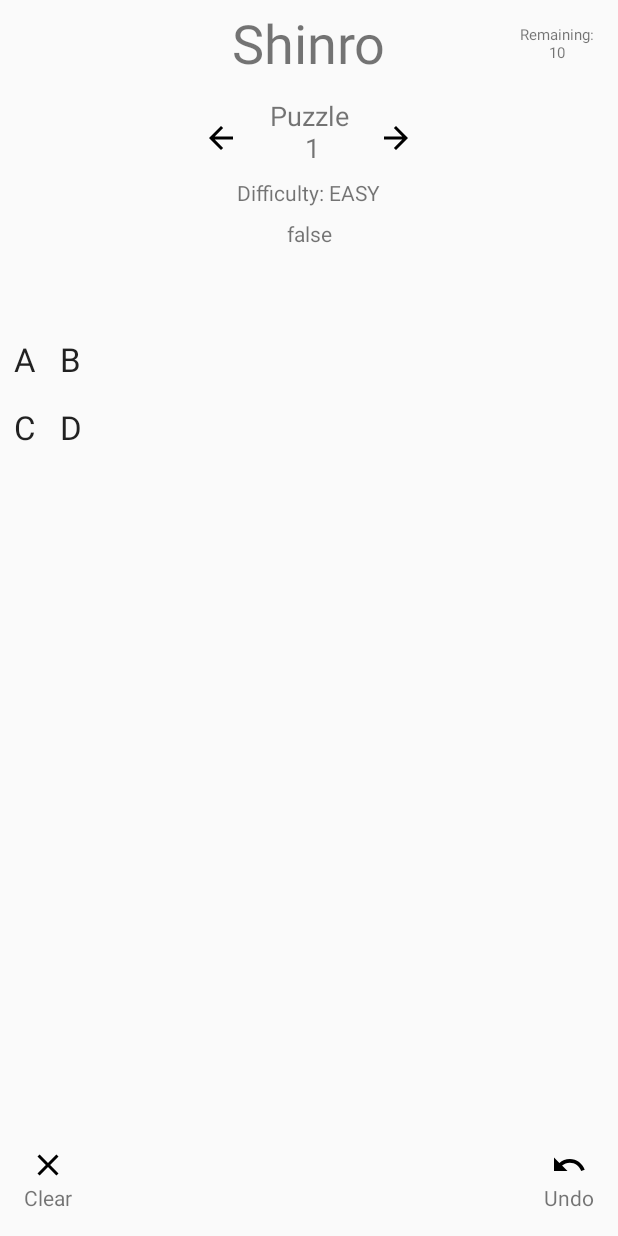
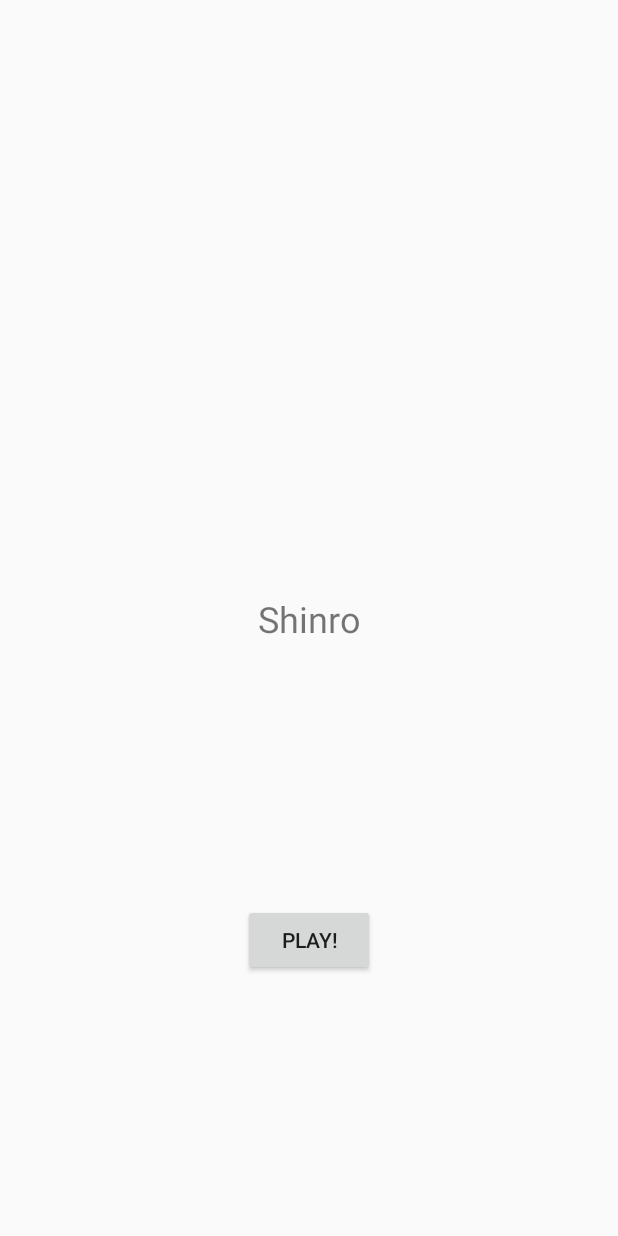
Before and after one commit to veyga/Shinro, an Android app: the screen it shows after launch (MainActivity), on a phone screen of 412 x 824 dp. Run offline under Robolectric (Android 15) with nearby library versions, the phone set to English and light mode, and no system bars; our stand-ins replace data binding.

Commit message:
title nav args

```diff
--- a/app/build.gradle
+++ b/app/build.gradle
@@ -1,8 +1,8 @@
 apply plugin: 'com.android.application'
-
 apply plugin: 'kotlin-android'
-
+apply plugin: 'kotlin-kapt'
 apply plugin: 'kotlin-android-extensions'
+apply plugin: "androidx.navigation.safeargs.kotlin"
 
 android {
     compileSdkVersion 29
--- /dev/null
+++ b/app/src/main/java/io/astefanich/shinro/ui/title/TitleFragment.kt
@@ -0,0 +1,35 @@
+package io.astefanich.shinro.ui.title
+
+
+import android.os.Bundle
+import androidx.fragment.app.Fragment
+import android.view.LayoutInflater
+import android.view.View
+import android.view.ViewGroup
+import androidx.databinding.DataBindingUtil
+import androidx.navigation.fragment.findNavController
+
+import io.astefanich.shinro.R
+import io.astefanich.shinro.databinding.TitleFragmentBinding
+
+/**
+ * A simple [Fragment] subclass.
+ */
+class TitleFragment : Fragment() {
+
+    override fun onCreateView(
+        inflater: LayoutInflater, container: ViewGroup?,
+        savedInstanceState: Bundle?
+    ): View? {
+        // Inflate the layout for this fragment
+        val binding: TitleFragmentBinding =
+            DataBindingUtil.inflate(inflater, R.layout.title_fragment, container, false)
+
+        binding.playButton.setOnClickListener{
+            findNavController().navigate(TitleFragmentDirections.actionTitleToGame(0))
+        }
+        return binding.root
+    }
+
+
+}
--- /dev/null
+++ b/app/src/main/res/anim/slide_in_right.xml
@@ -0,0 +1,25 @@
+<?xml version="1.0" encoding="utf-8"?><!--
+  ~ Copyright 2018, The Android Open Source Project
+  ~
+  ~ Licensed under the Apache License, Version 2.0 (the "License");
+  ~ you may not use this file except in compliance with the License.
+  ~ You may obtain a copy of the License at
+  ~
+  ~      http://www.apache.org/licenses/LICENSE-2.0
+  ~
+  ~ Unless required by applicable law or agreed to in writing, software
+  ~ distributed under the License is distributed on an "AS IS" BASIS,
+  ~ WITHOUT WARRANTIES OR CONDITIONS OF ANY KIND, either express or implied.
+  ~ See the License for the specific language governing permissions and
+  ~ limitations under the License.
+  -->
+
+<set xmlns:android="http://schemas.android.com/apk/res/android">
+
+    <translate
+        android:duration="700"
+        android:fromXDelta="100%"
+        android:fromYDelta="0%"
+        android:toXDelta="0%"
+        android:toYDelta="0%" />
+</set>
--- /dev/null
+++ b/app/src/main/res/anim/slide_out_left.xml
@@ -0,0 +1,25 @@
+<?xml version="1.0" encoding="utf-8"?><!--
+  ~ Copyright 2018, The Android Open Source Project
+  ~
+  ~ Licensed under the Apache License, Version 2.0 (the "License");
+  ~ you may not use this file except in compliance with the License.
+  ~ You may obtain a copy of the License at
+  ~
+  ~      http://www.apache.org/licenses/LICENSE-2.0
+  ~
+  ~ Unless required by applicable law or agreed to in writing, software
+  ~ distributed under the License is distributed on an "AS IS" BASIS,
+  ~ WITHOUT WARRANTIES OR CONDITIONS OF ANY KIND, either express or implied.
+  ~ See the License for the specific language governing permissions and
+  ~ limitations under the License.
+  -->
+
+<set xmlns:android="http://schemas.android.com/apk/res/android">
+
+    <translate
+        android:duration="700"
+        android:fromXDelta="0%"
+        android:fromYDelta="0%"
+        android:toXDelta="-100%"
+        android:toYDelta="0%" />
+</set>
--- /dev/null
+++ b/app/src/main/res/layout/title_fragment.xml
@@ -0,0 +1,35 @@
+<?xml version="1.0" encoding="utf-8"?>
+<layout xmlns:android="http://schemas.android.com/apk/res/android"
+    xmlns:app="http://schemas.android.com/apk/res-auto"
+    xmlns:tools="http://schemas.android.com/tools">
+
+    <androidx.constraintlayout.widget.ConstraintLayout
+        android:id="@+id/title_layout"
+        android:layout_width="match_parent"
+        android:layout_height="match_parent">
+
+
+        <TextView
+            android:id="@+id/title_text"
+            android:layout_width="wrap_content"
+            android:layout_height="wrap_content"
+            android:text="@string/app_name"
+            android:textSize="24sp"
+            app:layout_constraintBottom_toBottomOf="parent"
+            app:layout_constraintEnd_toEndOf="parent"
+            app:layout_constraintStart_toStartOf="parent"
+            app:layout_constraintTop_toTopOf="parent"
+            tools:text="@string/app_name" />
+
+        <Button
+            android:id="@+id/play_button"
+            android:layout_width="wrap_content"
+            android:layout_height="wrap_content"
+            android:text="@string/play"
+            app:layout_constraintBottom_toBottomOf="parent"
+            app:layout_constraintEnd_toEndOf="parent"
+            app:layout_constraintStart_toStartOf="parent"
+            app:layout_constraintTop_toBottomOf="@+id/title_text"
+            tools:text="@string/play" />
+    </androidx.constraintlayout.widget.ConstraintLayout>
+</layout>
--- a/app/src/main/res/navigation/nav_graph.xml
+++ b/app/src/main/res/navigation/nav_graph.xml
@@ -3,11 +3,29 @@
     xmlns:app="http://schemas.android.com/apk/res-auto"
     xmlns:tools="http://schemas.android.com/tools"
     android:id="@+id/nav_graph"
-    app:startDestination="@id/game_destination">
+    app:startDestination="@id/title_destination">
 
     <fragment
         android:id="@+id/game_destination"
         android:name="io.astefanich.shinro.ui.game.GameFragment"
         android:label="game_fragment"
-        tools:layout="@layout/game_fragment" />
+        tools:layout="@layout/game_fragment" >
+        <argument
+            android:name="boardId"
+            app:argType="integer"
+            android:defaultValue="0" />
+    </fragment>
+    <fragment
+        android:id="@+id/title_destination"
+        android:name="io.astefanich.shinro.ui.title.TitleFragment"
+        android:label="title_fragment"
+        tools:layout="@layout/title_fragment" >
+        <action
+            android:id="@+id/action_title_to_game"
+            app:destination="@id/game_destination"
+            app:enterAnim="@anim/slide_in_right"
+            app:exitAnim="@anim/slide_out_left"
+            app:popEnterAnim="@anim/slide_in_right"
+            app:popExitAnim="@anim/slide_out_left" />
+    </fragment>
 </navigation>
--- a/app/src/main/res/values/strings.xml
+++ b/app/src/main/res/values/strings.xml
@@ -2,8 +2,13 @@
     <string name="app_name">Shinro</string>
     <string name="clear">Clear</string>
     <string name="undo">Undo</string>
+    <string name="play">Play!</string>
     <string name="board_num_fmt">Puzzle\n  %d</string>
     <string name="completed_fmt">%s</string>
     <string name="difficulty_fmt">Difficulty: %s</string>
     <string name="marbles_remaining_fmt">Remaining:\n%d</string>
+
+    <!-- TODO: Remove or change this placeholder text -->
+    <string name="hello_blank_fragment">Hello blank fragment</string>
+
 </resources>
```
Also changed, not shown: app/src/main/java/io/astefanich/shinro/ui/game/GameFragment.kt (+8 -2 lines), app/src/main/java/io/astefanich/shinro/ui/game/GameViewModel.kt (+67 -6 lines), app/src/main/java/io/astefanich/shinro/ui/game/GameViewModelFactory.kt (added, +14 -0 lines).
